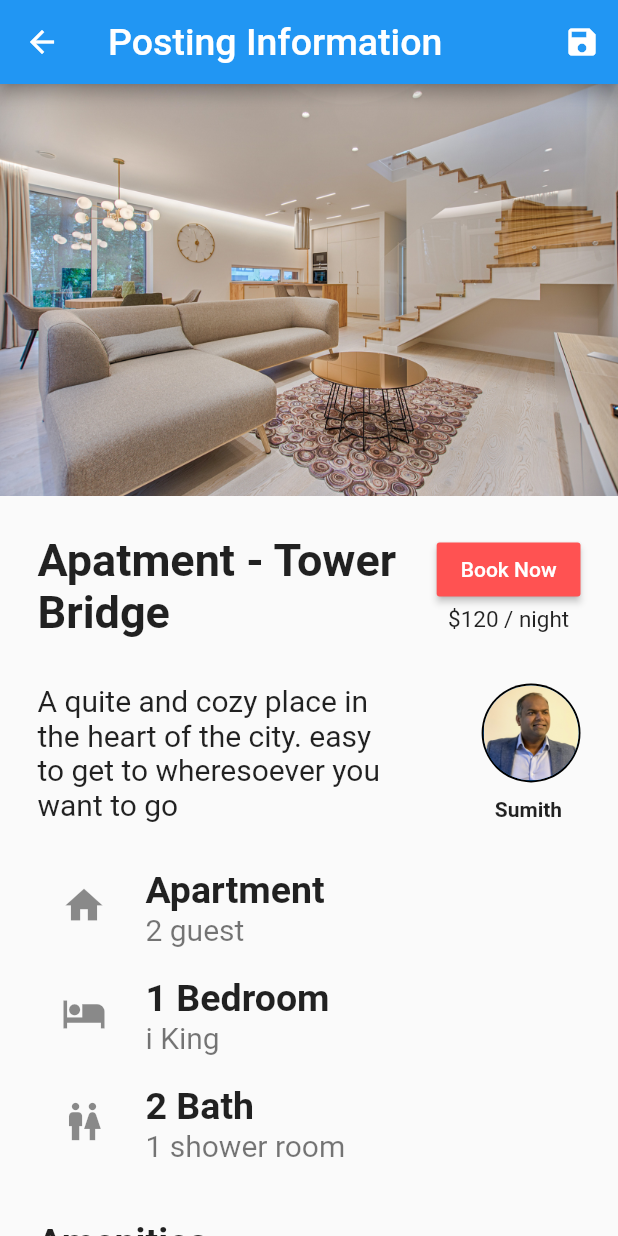
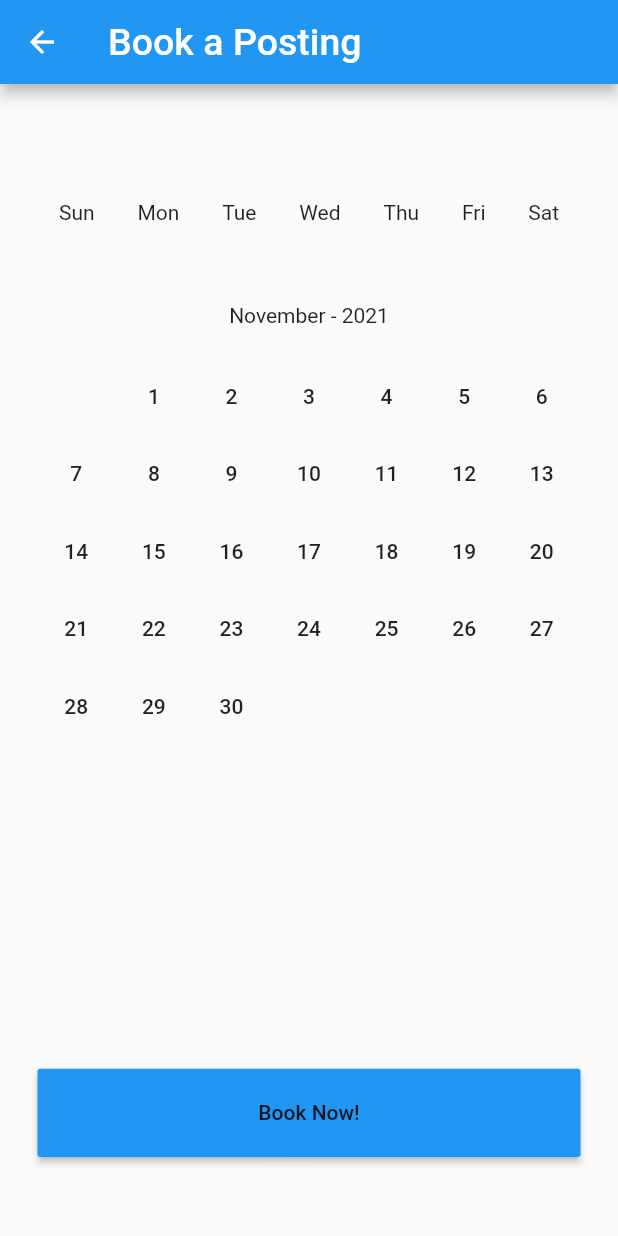
Before and after one commit to sumithpdd/RoomSharing, a Flutter app: the ViewPostingPage screen opened by its route, after a tap on "Book Now", on a phone screen of 412 x 824 dp. Run offline on Flutter 3.47's test engine with Material 2 defaults, Android fonts, the phone set to English and light mode, and no system bars; drawn by our look-alikes of auto_size_text; our stand-ins replace flutter_rating_bar, google_maps_flutter.

Commit message:
Booking, and calendar widget

```diff
--- a/room_sharing/lib/Models/app_constants.dart
+++ b/room_sharing/lib/Models/app_constants.dart
@@ -1,10 +1,38 @@
 import 'package:flutter/material.dart';
 
-class AppConstants{
+class AppConstants {
   static const String appName = "me casa tu casa";
 
-  static const Color selectedIconColor =Colors.deepOrange;
-  static const Color nonSelectedIconColor =Colors.black;
-  static const Color nonSelectedGreyIconColor =Colors.grey;
+  static const Color selectedIconColor = Colors.deepOrange;
+  static const Color nonSelectedIconColor = Colors.black;
+  static const Color nonSelectedGreyIconColor = Colors.grey;
 
+  static final Map<int, String> monthDict = {
+    1: "January",
+    2: "February",
+    3: "March",
+    4: "April",
+    5: "May",
+    6: "June",
+    7: "July",
+    8: "August",
+    9: "September",
+    10: "October",
+    11: "November",
+    12: "December"
+  };
+  static final Map<int, int> daysInMonths = {
+    1: 31,
+    2: DateTime.now().year %4 ==0? 29:28,
+    3: 31,
+    4: 30,
+    5: 31,
+    6: 30,
+    7: 31,
+    8: 31,
+    9: 30,
+    10: 31,
+    11: 30,
+    12: 31
+  };
 }
--- /dev/null
+++ b/room_sharing/lib/Screens/book_posting_page.dart
@@ -0,0 +1,63 @@
+// ignore_for_file: prefer_const_constructors, prefer_const_declarations, prefer_const_literals_to_create_immutables
+
+import 'package:flutter/material.dart';
+import 'package:room_sharing/Views/calendar_widgets.dart';
+import 'package:room_sharing/Views/text_widgets.dart';
+
+class BookPostingPage extends StatefulWidget {
+  static final String routeName = '/BookPostingPageRoute';
+
+  const BookPostingPage({Key? key}) : super(key: key);
+
+  @override
+  _BookPostingPageState createState() => _BookPostingPageState();
+}
+
+class _BookPostingPageState extends State<BookPostingPage> {
+  @override
+  Widget build(BuildContext context) {
+    return Scaffold(
+        appBar: AppBar(
+          title: AppBarText(text: 'Book a Posting'),
+        ),
+        body: Padding(
+          padding: const EdgeInsets.fromLTRB(25, 25, 25, 0),
+          child: Column(
+            mainAxisAlignment: MainAxisAlignment.spaceEvenly,
+            children: [
+              Row(
+                mainAxisSize: MainAxisSize.max,
+                mainAxisAlignment: MainAxisAlignment.spaceAround,
+                children: [
+                  Text('Sun'),
+                  Text('Mon'),
+                  Text('Tue'),
+                  Text('Wed'),
+                  Text('Thu'),
+                  Text('Fri'),
+                  Text('Sat'),
+                ],
+              ),
+              Container(
+                height: MediaQuery.of(context).size.height / 1.8,
+                child: PageView.builder(
+                  itemCount: 12,
+                  itemBuilder: (context, index) {
+                    return CalendarMonth(
+                      monthIndex: index,
+                    );
+                  },
+                ),
+              ),
+              MaterialButton(
+                onPressed: () {},
+                child: Text('Book Now!'),
+                minWidth: double.infinity,
+                height: MediaQuery.of(context).size.height / 14,
+                color: Colors.blue,
+              )
+            ],
+          ),
+        ));
+  }
+}
--- a/room_sharing/lib/Screens/main.dart
+++ b/room_sharing/lib/Screens/main.dart
@@ -4,6 +4,7 @@ import 'dart:async';
 
 import 'package:flutter/material.dart';
 import 'package:room_sharing/Models/app_constants.dart';
+import 'package:room_sharing/Screens/book_posting_page.dart';
 import 'package:room_sharing/Screens/guest_home_page.dart';
 import 'package:room_sharing/Screens/login_page.dart';
 import 'package:room_sharing/Screens/personal_info_page.dart';
@@ -35,6 +36,7 @@ class MyApp extends StatelessWidget {
         PersonalInfoPage.routeName: (context) => PersonalInfoPage(),
         ViewProfilePage.routeName: (context) => ViewProfilePage(),
         ViewPostingPage.routeName: (context) => ViewPostingPage(),
+        BookPostingPage.routeName: (context) => BookPostingPage(),
       },
     );
   }
--- a/room_sharing/lib/Screens/view_posting_page.dart
+++ b/room_sharing/lib/Screens/view_posting_page.dart
@@ -6,8 +6,9 @@ import 'package:auto_size_text/auto_size_text.dart';
 import 'package:flutter/material.dart';
 import 'package:flutter/rendering.dart';
 import 'package:google_maps_flutter/google_maps_flutter.dart';
+import 'package:room_sharing/Screens/book_posting_page.dart';
 
-import 'package:room_sharing/Screens/guest_home_page.dart';
+import 'package:room_sharing/Screens/view_profile_page.dart';
 import 'package:room_sharing/Views/form_widgets.dart';
 import 'package:room_sharing/Views/list_widgets.dart';
 import 'package:room_sharing/Views/text_widgets.dart';
@@ -101,7 +102,11 @@ class _ViewPostingPageState extends State<ViewPostingPage> {
                         Column(
                           children: [
                             MaterialButton(
-                                onPressed: () {},
+                                onPressed: () {
+                                  Navigator.pushNamed(context, BookPostingPage.routeName);
+
+
+                                },
                                 color: Colors.redAccent,
                                 child: Text(
                                   'Book Now',
@@ -141,11 +146,16 @@ class _ViewPostingPageState extends State<ViewPostingPage> {
                                 radius:
                                     MediaQuery.of(context).size.width / 12.5,
                                 backgroundColor: Colors.black,
-                                child: CircleAvatar(
-                                  backgroundImage: AssetImage(
-                                      'assets/images/sumith2020.jpg'),
-                                  radius:
-                                      MediaQuery.of(context).size.width / 13,
+                                child: GestureDetector(
+                                  onTap: (){
+                                    Navigator.pushNamed(context, ViewProfilePage.routeName);
+                                  },
+                                  child: CircleAvatar(
+                                    backgroundImage: AssetImage(
+                                        'assets/images/sumith2020.jpg'),
+                                    radius:
+                                        MediaQuery.of(context).size.width / 13,
+                                  ),
                                 ),
                               ),
                               Padding(
--- /dev/null
+++ b/room_sharing/lib/Views/calendar_widgets.dart
@@ -0,0 +1,88 @@
+// ignore_for_file: prefer_const_constructors
+
+import 'package:flutter/material.dart';
+import 'package:room_sharing/Models/app_constants.dart';
+
+class CalendarMonth extends StatefulWidget {
+  final int monthIndex;
+
+  const CalendarMonth({Key? key, required this.monthIndex}) : super(key: key);
+
+  @override
+  _CalendarMonthState createState() => _CalendarMonthState();
+}
+
+class _CalendarMonthState extends State<CalendarMonth> {
+  late List<MonthTile> _monthTiles;
+  late int _currentMonthInt;
+
+  late int _currentYearInt;
+
+  void _setupMonthTiles() {
+    setState(() {
+      _monthTiles = [];
+      int daysInMonth = AppConstants.daysInMonths[_currentMonthInt]!;
+      DateTime firstDayMonth = DateTime(_currentYearInt, _currentMonthInt, 1);
+      int firstWeekdayOfMonth = firstDayMonth.weekday;
+      if(firstWeekdayOfMonth !=7){
+        for (int i = 0; i < firstWeekdayOfMonth; i++) {
+          _monthTiles.add(MonthTile(dateTime: null));
+        }
+      }
+
+      for (int i = 1; i <= daysInMonth; i++) {
+        DateTime date = DateTime(_currentYearInt, _currentMonthInt, i);
+
+        _monthTiles.add(MonthTile(dateTime: date));
+      }
+    });
+  }
+
+  @override
+  void initState() {
+    _currentMonthInt = (DateTime.now().month + widget.monthIndex) % 12;
+    if (_currentMonthInt == 0) {
+      _currentMonthInt = 12;
+    }
+    _currentYearInt = DateTime.now().year;
+    if (_currentMonthInt < DateTime.now().month) {
+      _currentYearInt += 1;
+    }
+
+    _setupMonthTiles();
+    super.initState();
+  }
+
+  @override
+  Widget build(BuildContext context) {
+    return Column(
+      children: [
+        Padding(
+          padding: const EdgeInsets.only(bottom: 20.0),
+          child: Text(
+              '${AppConstants.monthDict[_currentMonthInt]!} - $_currentYearInt'),
+        ),
+        GridView.builder(
+            itemCount: _monthTiles.length  ,
+            shrinkWrap: true,
+            gridDelegate: SliverGridDelegateWithFixedCrossAxisCount(
+                crossAxisCount: 7, childAspectRatio: 1 / 1),
+            itemBuilder: (context, index) {
+              MonthTile monthTile = _monthTiles[index];
+              return MaterialButton(onPressed: () {}, child: monthTile);
+            })
+      ],
+    );
+  }
+}
+
+class MonthTile extends StatelessWidget {
+  final DateTime? dateTime;
+
+  const MonthTile({Key? key, required this.dateTime}) : super(key: key);
+
+  @override
+  Widget build(BuildContext context) {
+    return Text(dateTime == null ? "" : dateTime!.day.toString());
+  }
+}
```
